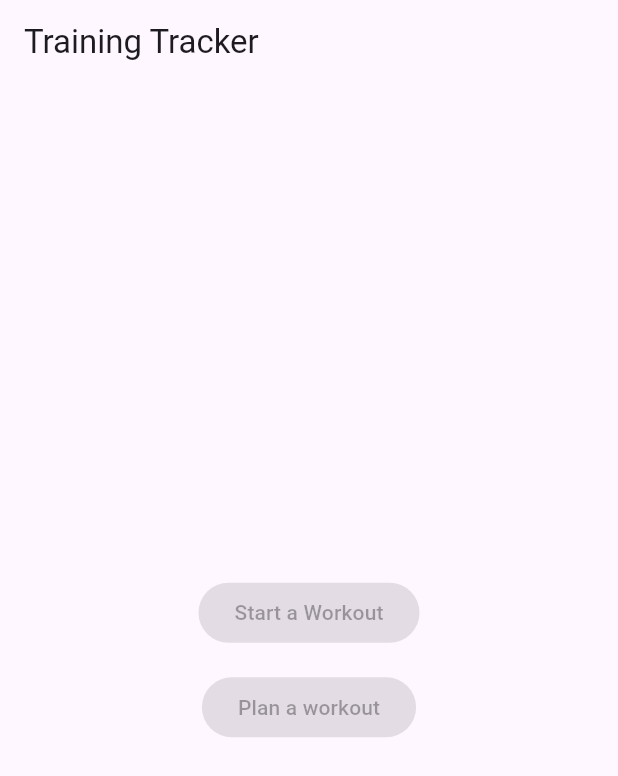
After one commit to Masuxd/TrainingTracker, a Flutter app: the HomeScreen screen opened directly, on a phone screen of 412 x 824 dp. The commit adds this screen. Shown: the top 776 px of the screen. Run offline on Flutter 3.47's test engine with Material 3 defaults, Android fonts, the phone set to English and light mode, and no system bars; our stand-ins replace flutter_login, font_awesome_flutter.

Commit message:
Added login logic and simple home screen

```diff
--- /dev/null
+++ b/frontend/lib/features/auth/mock_users.dart
@@ -0,0 +1,4 @@
+const mockUsers = {
+  'etunimi.sukunimi@gmail.com': '12345',
+  'matti.meikalainen@gmail.com': 'masa',
+};
--- /dev/null
+++ b/frontend/lib/features/home/home_screen.dart
@@ -0,0 +1,45 @@
+import 'package:flutter/material.dart';
+import 'package:provider/provider.dart';
+
+class TrainingTracker extends StatelessWidget {
+  const TrainingTracker({super.key});
+
+  @override
+  Widget build(BuildContext context) {
+    return ChangeNotifierProvider(
+      create: (context) => HomeScreenState(),
+      child: HomeScreen(),
+    );
+  }
+}
+
+class HomeScreenState extends ChangeNotifier {}
+
+class HomeScreen extends StatelessWidget {
+  @override
+  Widget build(BuildContext context) {
+    // var state = context.watch<HomeScreenState>();
+
+    return Scaffold(
+      appBar: AppBar(
+        title: const Text('Training Tracker'),
+      ),
+      body: Center(
+        child: Column(
+          mainAxisAlignment: MainAxisAlignment.center,
+          children: [
+            ElevatedButton(
+              onPressed: null,
+              child: Text('Start a Workout'),
+            ),
+            SizedBox(height: 15),
+            ElevatedButton(
+              onPressed: null,
+              child: Text('Plan a workout'),
+            ),
+          ],
+        ),
+      ),
+    );
+  }
+}
```
Also changed, not shown: frontend/lib/features/auth/login_screen.dart (+41 -14 lines).
